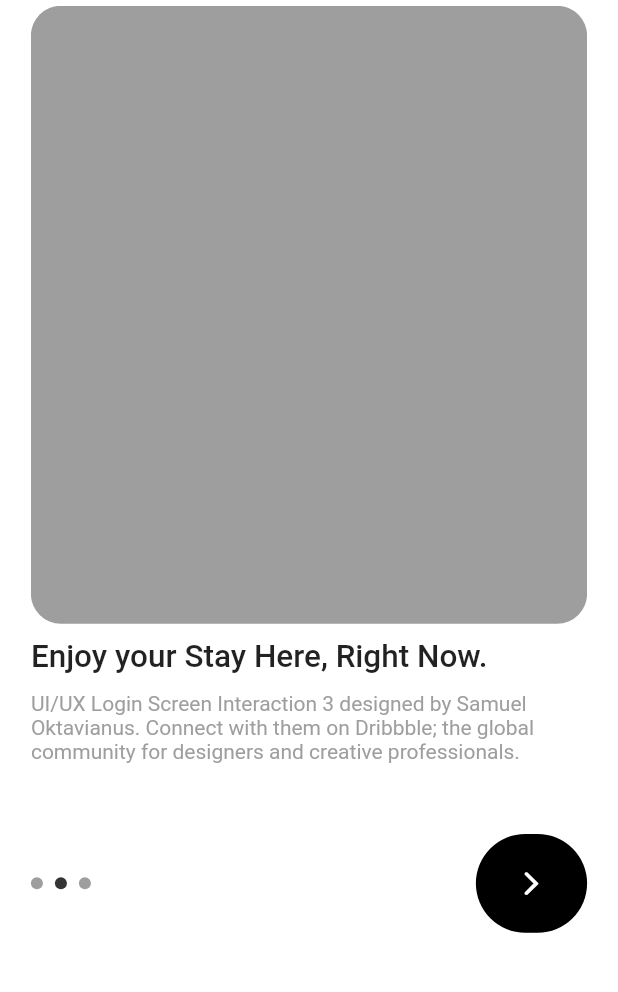
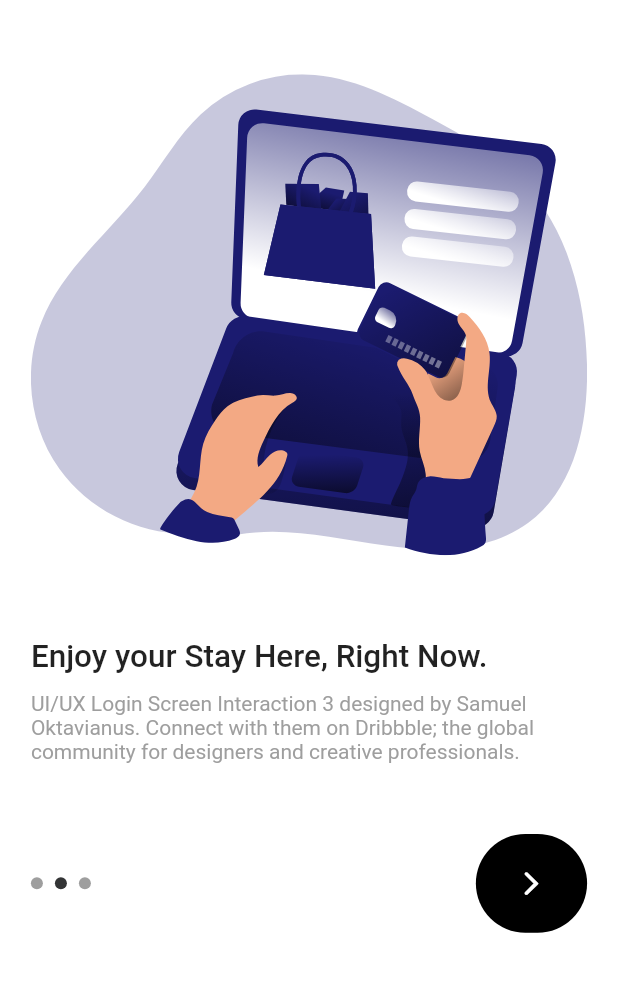
Before and after one commit to Darius253/trav_guard_partners, a Flutter app: the screen it shows after launch, swiped to page 2, on a phone screen of 412 x 824 dp, the part 124-1116 px from its top. Run offline on Flutter 3.47's test engine with Material 2 defaults, Android fonts, the phone set to English and light mode, and no system bars; drawn by our look-alikes of smooth_page_indicator; our stand-ins replace delayed_display, flutter_svg, get, lottie.

```diff
--- a/lib/onboarding_screen/second_screen.dart
+++ b/lib/onboarding_screen/second_screen.dart
@@ -1,4 +1,5 @@
 import 'package:flutter/material.dart';
+import 'package:flutter_svg/flutter_svg.dart';
 
 class SecondScreen extends StatelessWidget {
   const SecondScreen({super.key});
@@ -10,8 +11,8 @@ class SecondScreen extends StatelessWidget {
       children: [
         Container(
           height: MediaQuery.of(context).size.height * 0.5,
-          decoration: BoxDecoration(
-              color: Colors.grey, borderRadius: BorderRadius.circular(20)),
+          decoration: BoxDecoration(borderRadius: BorderRadius.circular(20)),
+          child: SvgPicture.asset('assets/images/2.svg'),
         ),
         const SizedBox(
           height: 10,
```
